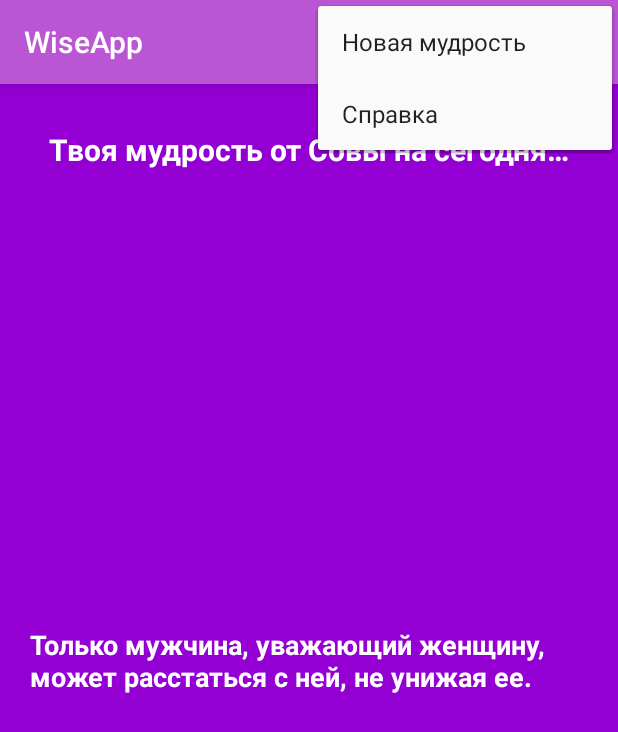
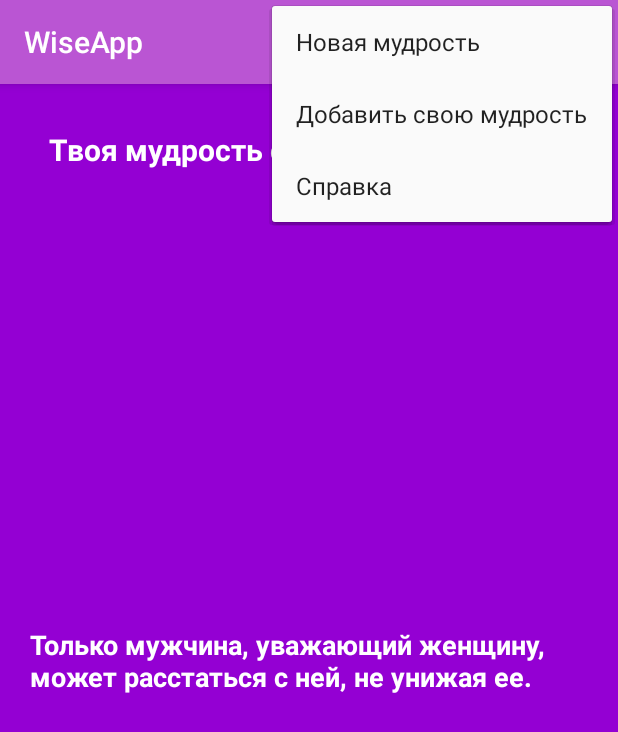
Before and after one commit to skopintsevDima/WiseApp, an Android app: the HomeActivity screen opened directly, with no data from a screen before it, with the options menu open, on a phone screen of 412 x 824 dp. Shown: the top 732 px of the screen. Run offline under Robolectric (Android 15) with nearby library versions, the phone set to English and light mode, and no system bars; 2 statements that could not run were skipped.

Commit message:
Implement feature to add own aphorisms

```diff
--- a/app/src/main/AndroidManifest.xml
+++ b/app/src/main/AndroidManifest.xml
@@ -19,6 +19,7 @@
         </activity>
         <activity android:name=".ui.home.HomeActivity" />
         <activity android:name=".ui.about.AboutActivity" />
+        <activity android:name=".ui.add_aphorism.AddAphorismActivity"></activity>
     </application>
 
 </manifest>
--- a/app/src/main/java/com/pet/wiseapp/ui/home/HomeActivity.java
+++ b/app/src/main/java/com/pet/wiseapp/ui/home/HomeActivity.java
@@ -8,24 +8,26 @@ import android.view.Menu;
 import android.view.MenuItem;
 
 import com.pet.wiseapp.R;
+import com.pet.wiseapp.db.DbUtils;
 import com.pet.wiseapp.ui.about.AboutActivity;
+import com.pet.wiseapp.ui.add_aphorism.AddAphorismActivity;
 
-import java.lang.reflect.Array;
+import java.util.ArrayList;
+import java.util.Arrays;
+import java.util.List;
 import java.util.Random;
 
 public class HomeActivity extends AppCompatActivity {
 
     private AppCompatTextView tvAphorism;
 
-    private String[] aphorisms;
+    private List<String> aphorisms;
 
     @Override
     protected void onCreate(Bundle savedInstanceState) {
         super.onCreate(savedInstanceState);
         setContentView(R.layout.activity_home);
         initUI();
-        loadAphorisms();
-        setNextAphorism();
     }
 
     private void initUI() {
@@ -33,7 +35,22 @@ public class HomeActivity extends AppCompatActivity {
     }
 
     private void loadAphorisms() {
-        aphorisms = getResources().getStringArray(R.array.aphorisms_array);
+        aphorisms = new ArrayList<>();
+
+        // Load aphorisms from predefined aphorisms array
+        String[] predefinedAphorisms = getResources().getStringArray(R.array.aphorisms_array);
+        aphorisms.addAll(Arrays.asList(predefinedAphorisms));
+
+        // Load all user's aphorisms
+        String[] userAphorisms =  DbUtils.loadAllAphorisms();
+        aphorisms.addAll(Arrays.asList(userAphorisms));
+    }
+
+    @Override
+    protected void onResume() {
+        super.onResume();
+        loadAphorisms();
+        setNextAphorism();
     }
 
     @Override
@@ -48,6 +65,10 @@ public class HomeActivity extends AppCompatActivity {
             case R.id.mi_generate_aphorism:
                 setNextAphorism();
                 break;
+            case R.id.mi_add_aphorism:
+                Intent showAddAphorismIntent = new Intent(this, AddAphorismActivity.class);
+                startActivity(showAddAphorismIntent);
+                break;
             case R.id.mi_about:
                 Intent showAboutIntent = new Intent(this, AboutActivity.class);
                 startActivity(showAboutIntent);
@@ -57,8 +78,8 @@ public class HomeActivity extends AppCompatActivity {
     }
 
     private void setNextAphorism() {
-        int nextAphorismIndex = new Random().nextInt(aphorisms.length);
-        String nextAphorism = aphorisms[nextAphorismIndex];
+        int nextAphorismIndex = new Random().nextInt(aphorisms.size());
+        String nextAphorism = aphorisms.get(nextAphorismIndex);
         tvAphorism.setText(nextAphorism);
     }
 }
--- a/app/src/main/java/com/pet/wiseapp/ui/splash/SplashActivity.java
+++ b/app/src/main/java/com/pet/wiseapp/ui/splash/SplashActivity.java
@@ -8,6 +8,7 @@ import android.support.v7.widget.AppCompatTextView;
 import android.widget.TextView;
 
 import com.pet.wiseapp.R;
+import com.pet.wiseapp.db.DbUtils;
 import com.pet.wiseapp.ui.home.HomeActivity;
 import com.pet.wiseapp.utils.SplashScreenLoader;
 
@@ -23,6 +24,7 @@ public class SplashActivity extends AppCompatActivity {
         super.onCreate(savedInstanceState);
         setContentView(R.layout.activity_splash);
         initUI();
+        DbUtils.initDB(this);
     }
 
     private void initUI() {
--- a/app/src/main/java/com/pet/wiseapp/utils/Constants.java
+++ b/app/src/main/java/com/pet/wiseapp/utils/Constants.java
@@ -3,4 +3,6 @@ package com.pet.wiseapp.utils;
 public class Constants {
     public static int SPLASH_LOADING_THRESHOLD = 300;
     public static int SPLASH_LOADING_UPDATE_TIMES = 30;
+
+    public static String DB_NAME = "local_db";
 }
--- a/app/src/main/res/menu/menu_home.xml
+++ b/app/src/main/res/menu/menu_home.xml
@@ -8,6 +8,11 @@
         app:showAsAction="never"/>
 
     <item
+        android:id="@+id/mi_add_aphorism"
+        android:title="@string/add_aphorism"
+        app:showAsAction="never"/>
+
+    <item
         android:id="@+id/mi_about"
         android:title="@string/about"
         app:showAsAction="never"/>
--- a/app/src/main/res/values/strings.xml
+++ b/app/src/main/res/values/strings.xml
@@ -7,4 +7,8 @@
     <string name="generate_aphorism">Новая мудрость</string>
     <string name="wise_title">Твоя мудрость от Совы на сегодня…</string>
     <string name="app_details">Курсовая работа студентки Росляковой Дарьи Сергеевны, група ИКН-301</string>
+    <string name="add_aphorism">Добавить свою мудрость</string>
+    <string name="ok">OK</string>
+    <string name="aphorism_text_cannot_be_empty">Текст афоризма не может быть пустым</string>
+    <string name="enter_aphorism">Введите текст афоризма</string>
 </resources>
```
Also changed, not shown: app/build.gradle (+8 -0 lines), build.gradle (+3 -5 lines).
